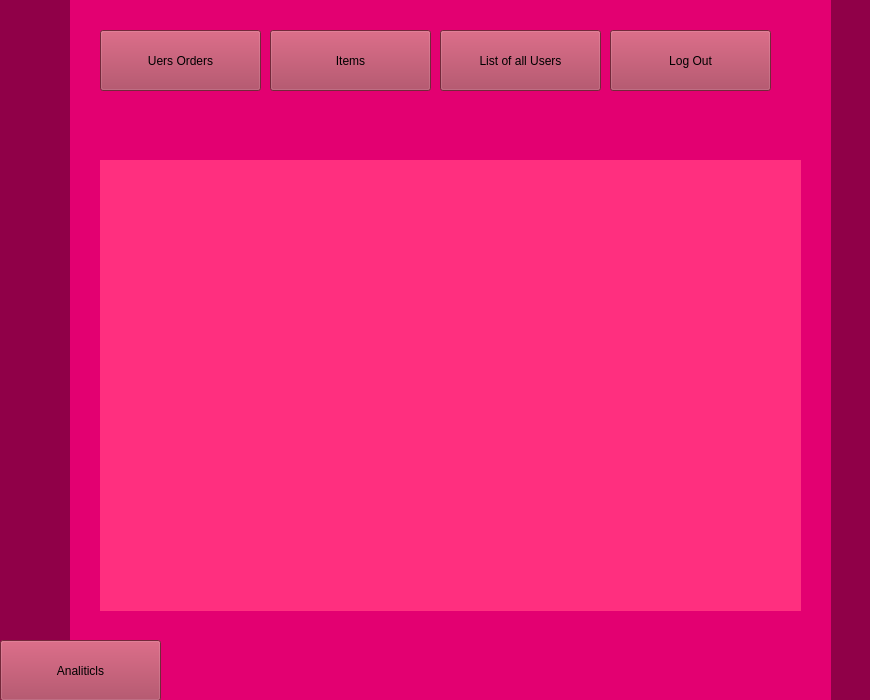
MdTeach/KU_EL, file admin.ui: the form before one commit.
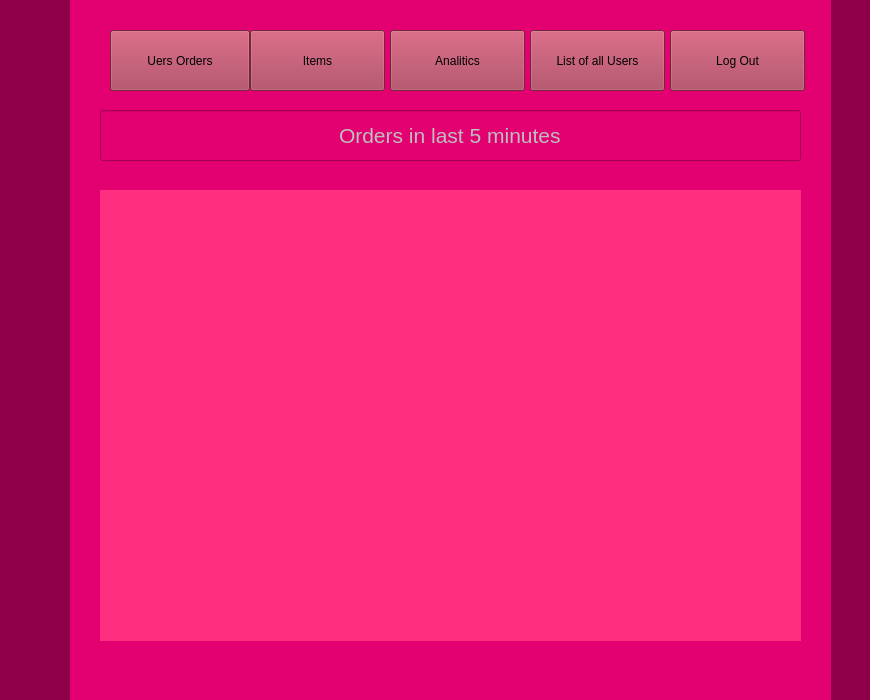
The form after the commit. The open tabs and pages were chosen to show the change. Custom widgets are drawn as their Qt base class.

```diff
--- a/admin.ui
+++ b/admin.ui
@@ -18,7 +18,7 @@
 {
 	
 	background-color: rgb(144, 0, 72);
-	padding:10px;
+	padding:6px;
 }
 
 QPushButton{
@@ -453,7 +453,7 @@
       <property name="geometry">
        <rect>
         <x>30</x>
-        <y>160</y>
+        <y>190</y>
         <width>701</width>
         <height>451</height>
        </rect>
@@ -462,14 +462,38 @@
        <string notr="true">background-color: rgb(255, 47, 127);</string>
       </property>
      </widget>
+     <widget class="QLineEdit" name="statusText">
+      <property name="enabled">
+       <bool>false</bool>
+      </property>
+      <property name="geometry">
+       <rect>
+        <x>30</x>
+        <y>110</y>
+        <width>701</width>
+        <height>51</height>
+       </rect>
+      </property>
+      <property name="font">
+       <font>
+        <pointsize>16</pointsize>
+       </font>
+      </property>
+      <property name="text">
+       <string>Orders in last 5 minutes</string>
+      </property>
+      <property name="alignment">
+       <set>Qt::AlignCenter</set>
+      </property>
+     </widget>
     </widget>
    </widget>
    <widget class="QPushButton" name="listOrderButton">
     <property name="geometry">
      <rect>
-      <x>100</x>
+      <x>110</x>
       <y>30</y>
-      <width>161</width>
+      <width>140</width>
       <height>61</height>
      </rect>
     </property>
@@ -483,9 +507,9 @@
    <widget class="QPushButton" name="pushButton">
     <property name="geometry">
      <rect>
-      <x>610</x>
+      <x>670</x>
       <y>30</y>
-      <width>161</width>
+      <width>135</width>
       <height>61</height>
      </rect>
     </property>
@@ -499,9 +523,9 @@
    <widget class="QPushButton" name="listUserButton">
     <property name="geometry">
      <rect>
-      <x>440</x>
+      <x>530</x>
       <y>30</y>
-      <width>161</width>
+      <width>135</width>
       <height>61</height>
      </rect>
     </property>
@@ -515,9 +539,9 @@
    <widget class="QPushButton" name="listOrderButton_2">
     <property name="geometry">
      <rect>
-      <x>270</x>
+      <x>250</x>
       <y>30</y>
-      <width>161</width>
+      <width>135</width>
       <height>61</height>
      </rect>
     </property>
@@ -528,22 +552,6 @@
      <string>Items</string>
     </property>
    </widget>
-   <widget class="QPushButton" name="pushButton_2">
-    <property name="geometry">
-     <rect>
-      <x>0</x>
-      <y>640</y>
-      <width>161</width>
-      <height>61</height>
-     </rect>
-    </property>
-    <property name="cursor">
-     <cursorShape>PointingHandCursor</cursorShape>
-    </property>
-    <property name="text">
-     <string>Analiticls</string>
-    </property>
-   </widget>
    <widget class="QWidget" name="widget" native="true">
     <property name="geometry">
      <rect>
@@ -554,6 +562,22 @@
      </rect>
     </property>
    </widget>
+   <widget class="QPushButton" name="pushButton_2">
+    <property name="geometry">
+     <rect>
+      <x>390</x>
+      <y>30</y>
+      <width>135</width>
+      <height>61</height>
+     </rect>
+    </property>
+    <property name="cursor">
+     <cursorShape>PointingHandCursor</cursorShape>
+    </property>
+    <property name="text">
+     <string>Analitics</string>
+    </property>
+   </widget>
   </widget>
  </widget>
  <customwidgets>
```
Left out of the diff: 14 changed lines with no effect on the pictures.
